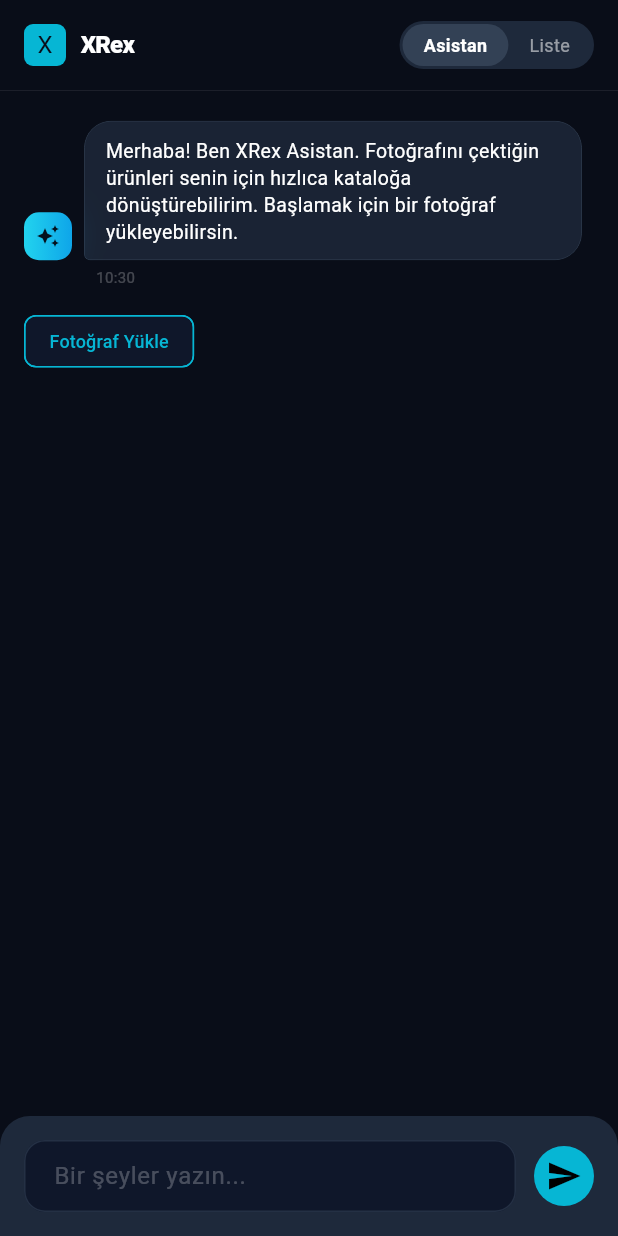
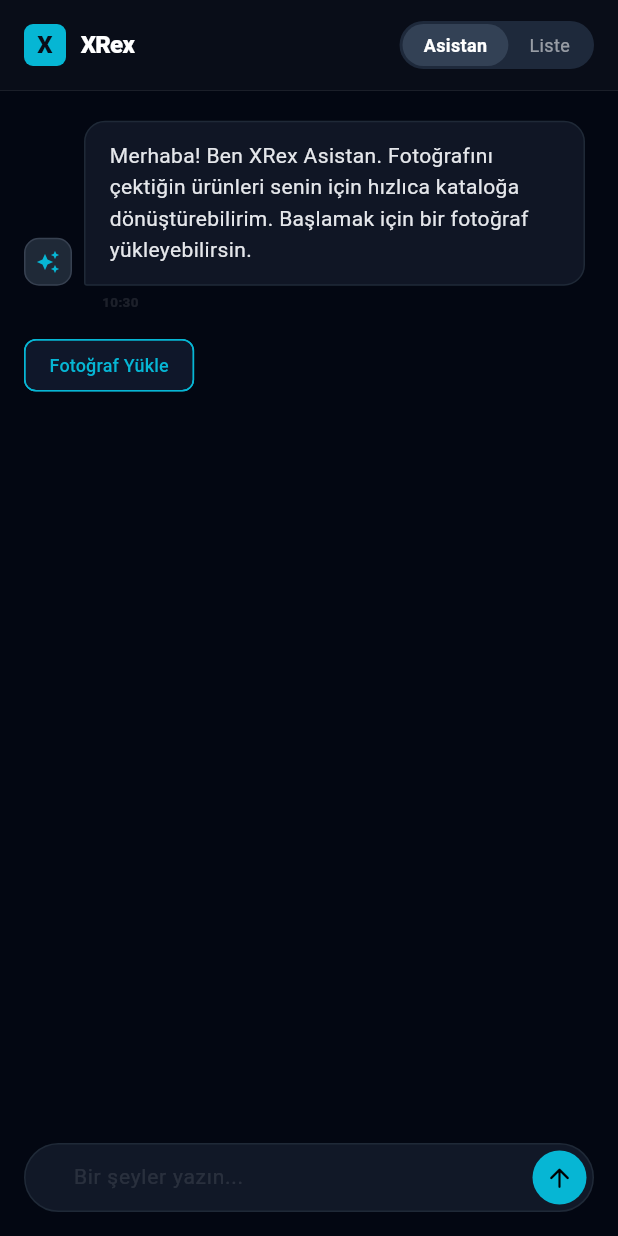
Before and after one commit to xpodiumyours/xrex_catalog, a Flutter app: the screen it shows after launch, on a phone screen of 412 x 824 dp. Run offline on Flutter 3.47's test engine with Material 3 defaults, Android fonts, the phone set to English and light mode, and no system bars; our stand-ins replace file_picker; missing offline and left inert: google_mlkit_object_detection, google_mlkit_text_recognition; Roboto replaces fonts that are missing (Arial).

Commit message:
style: achieve pixel-perfect minimalist design and perform deep build cleanup

```diff
--- a/lib/screens/xrex_home_screen.dart
+++ b/lib/screens/xrex_home_screen.dart
@@ -347,7 +347,7 @@
   @override
   Widget build(BuildContext context) {
     return Scaffold(
-      backgroundColor: const Color(0xFF090D18),
+      backgroundColor: const Color(0xFF030712),
       body: SafeArea(
         child: Column(
           children: [
@@ -361,7 +361,7 @@
                 ],
               ),
             ),
-            if (activeTabIndex == 0) _buildChatInput(),
+            if (activeTabIndex == 0) _buildFloatingChatInput(),
             if (activeTabIndex == 1 && products.isNotEmpty) _buildBottomActionOverlay(),
           ],
         ),
@@ -385,7 +385,7 @@
               color: const Color(0xFF06B6D4),
               borderRadius: BorderRadius.circular(6),
             ),
-            child: const Center(child: Text("X", style: TextStyle(color: Color(0xFF090D18), fontWeight: FontWeight.black, fontSize: 16))),
+            child: const Center(child: Text("X", style: TextStyle(color: Color(0xFF090D18), fontWeight: FontWeight.w900, fontSize: 16))),
           ),
           const SizedBox(width: 10),
           const Text("XRex", style: TextStyle(fontSize: 16, fontWeight: FontWeight.w900, letterSpacing: -0.5, color: Colors.white)),
@@ -573,26 +573,31 @@
     );
   }
 
-  Widget _buildChatInput() {
+  Widget _buildFloatingChatInput() {
     return Container(
-      padding: const EdgeInsets.all(16),
-      decoration: const BoxDecoration(
-        color: Color(0xFF1E293B),
-        borderRadius: BorderRadius.vertical(top: Radius.circular(20)),
+      padding: const EdgeInsets.fromLTRB(16, 8, 16, 16),
+      child: Container(
+        padding: const EdgeInsets.symmetric(horizontal: 4, vertical: 4),
+        decoration: BoxDecoration(
+          color: const Color(0xFF111827),
+          borderRadius: BorderRadius.circular(24),
+          border: Border.all(color: const Color(0xFF1F2937)),
         ),
         child: Row(
           children: [
+            const SizedBox(width: 12),
             Expanded(
               child: TextField(
                 controller: chatController,
-              style: const TextStyle(color: Colors.white),
-              decoration: InputDecoration(
+                style: const TextStyle(color: Colors.white, fontSize: 14),
+                decoration: const InputDecoration(
                   hintText: "Bir şeyler yazın...",
-                hintStyle: const TextStyle(color: Colors.white24),
-                border: OutlineInputBorder(borderRadius: BorderRadius.circular(12), borderSide: BorderSide.none),
-                filled: true,
-                fillColor: const Color(0xFF0F172A),
-                contentPadding: const EdgeInsets.symmetric(horizontal: 16, vertical: 12),
+                  hintStyle: TextStyle(color: Colors.white10),
+                  border: InputBorder.none,
+                  enabledBorder: InputBorder.none,
+                  focusedBorder: InputBorder.none,
+                  fillColor: Colors.transparent,
+                  isDense: true,
                 ),
                 onSubmitted: (val) {
                   if (val.trim().isNotEmpty) {
@@ -602,21 +607,26 @@
                 },
               ),
             ),
-          const SizedBox(width: 12),
-          CircleAvatar(
-            backgroundColor: const Color(0xFF06B6D4),
-            child: IconButton(
-              icon: const Icon(Icons.send, color: Colors.black),
-              onPressed: () {
+            GestureDetector(
+              onTap: () {
                 if (chatController.text.trim().isNotEmpty) {
                   _addUserMessage(chatController.text);
                   chatController.clear();
                 }
               },
+              child: Container(
+                width: 36,
+                height: 36,
+                decoration: const BoxDecoration(
+                  color: Color(0xFF06B6D4),
+                  shape: BoxShape.circle,
+                ),
+                child: const Icon(Icons.arrow_upward_rounded, color: Colors.black, size: 20),
               ),
             ),
           ],
         ),
+      ),
     );
   }
 }
--- a/lib/widgets/xrex_chat_bubble.dart
+++ b/lib/widgets/xrex_chat_bubble.dart
@@ -24,52 +24,53 @@
               if (isBot) _buildAvatar(),
               const SizedBox(width: 8),
               Flexible(
-                child: ClipRRect(
-                  borderRadius: _getBorderRadius(isBot),
-                  child: BackdropFilter(
-                    filter: ImageFilter.blur(sigmaX: 10, sigmaY: 10),
                 child: Container(
-                      padding: const EdgeInsets.symmetric(horizontal: 14, vertical: 10),
+                  padding: EdgeInsets.symmetric(
+                    horizontal: isProduct ? 12 : 16,
+                    vertical: isProduct ? 10 : 12
+                  ),
                   decoration: BoxDecoration(
                     color: isBot
-                            ? const Color(0xFF1E293B).withValues(alpha: 0.8)
-                            : const Color(0xFF06B6D4).withValues(alpha: 0.9),
+                        ? const Color(0xFF111827).withValues(alpha: 0.9)
+                        : const Color(0xFF06B6D4),
                     borderRadius: _getBorderRadius(isBot),
-                        border: Border.all(
-                          color: isBot
-                              ? const Color(0xFF334155)
-                              : Colors.white12,
-                          width: 0.5,
+                    border: isBot
+                        ? Border.all(color: const Color(0xFF1F2937), width: 1)
+                        : null,
+                    boxShadow: [
+                      if (!isBot) BoxShadow(
+                        color: const Color(0xFF06B6D4).withValues(alpha: 0.3),
+                        blurRadius: 8,
+                        offset: const Offset(0, 2),
+                      )
+                    ]
                   ),
-                      ),
-                      child: message.type == XRexMessageType.productCard && message.associatedProduct != null
+                  child: isProduct
                       ? _buildProductPreview(message.associatedProduct!)
                       : Text(
                           message.text,
                           style: TextStyle(
-                                color: isBot ? Colors.white : Colors.black,
-                                fontSize: 13,
-                                height: 1.4,
-                                fontWeight: isBot ? FontWeight.w400 : FontWeight.w600,
+                            color: isBot ? const Color(0xFFE5E7EB) : Colors.black,
+                            fontSize: 14,
+                            height: 1.5,
+                            fontWeight: isBot ? FontWeight.w400 : FontWeight.w700,
                           ),
                         ),
                 ),
               ),
-                ),
-              ),
-              const SizedBox(width: 8),
+              const SizedBox(width: 6),
               if (!isBot) _buildUserAvatar(),
             ],
           ),
           Padding(
             padding: EdgeInsets.only(
               top: 4,
-              left: isBot ? 48 : 0,
+              left: isBot ? 52 : 0,
               right: isBot ? 0 : 48
             ),
             child: Text(
               _formatTime(message.timestamp),
-              style: const TextStyle(color: Colors.white24, fontSize: 10),
+              style: const TextStyle(color: Colors.white10, fontSize: 9, fontWeight: FontWeight.bold),
             ),
           ),
         ],
@@ -78,37 +79,51 @@
   }
 
   Widget _buildProductPreview(XRexDraftProduct product) {
-    return Container(
-      width: double.infinity,
+    return IntrinsicWidth(
       child: Column(
         crossAxisAlignment: CrossAxisAlignment.start,
         mainAxisSize: MainAxisSize.min,
         children: [
           Row(
+            mainAxisSize: MainAxisSize.min,
             children: [
-              Icon(_getCategoryIcon(product.category), size: 14, color: const Color(0xFF06B6D4)),
-              const SizedBox(width: 8),
-              Expanded(
+              Container(
+                padding: const EdgeInsets.all(4),
+                decoration: BoxDecoration(
+                  color: const Color(0xFF06B6D4).withValues(alpha: 0.1),
+                  borderRadius: BorderRadius.circular(6),
+                ),
+                child: Icon(_getCategoryIcon(product.category), size: 12, color: const Color(0xFF06B6D4)),
+              ),
+              const SizedBox(width: 10),
+              Flexible(
                 child: Text(
                   product.name,
-                  style: const TextStyle(color: Colors.white, fontWeight: FontWeight.bold, fontSize: 13),
+                  style: const TextStyle(color: Colors.white, fontWeight: FontWeight.w600, fontSize: 13),
                   maxLines: 1,
                   overflow: TextOverflow.ellipsis,
                 ),
               ),
+              const SizedBox(width: 16),
+              Text(
+                product.price.isNotEmpty ? "${product.price} TL" : "Fiyat Yok",
+                style: const TextStyle(color: Color(0xFF22C55E), fontWeight: FontWeight.w900, fontSize: 13),
+              ),
             ],
           ),
-          const SizedBox(height: 4),
+          const SizedBox(height: 6),
           Row(
-            mainAxisAlignment: MainAxisAlignment.spaceBetween,
+            mainAxisSize: MainAxisSize.min,
             children: [
+               const SizedBox(width: 26),
                Text(
-                "${product.category} • ${product.quantity} Adet",
-                style: const TextStyle(color: Colors.white38, fontSize: 11),
+                product.category,
+                style: const TextStyle(color: Colors.white24, fontSize: 10, fontWeight: FontWeight.bold),
               ),
-              Text(
-                product.price.isNotEmpty ? "${product.price} TL" : "Fiyat Yok",
-                style: const TextStyle(color: Color(0xFF22C55E), fontWeight: FontWeight.w900, fontSize: 14),
+              const Spacer(),
+              const Text(
+                "Düzenle",
+                style: TextStyle(color: Color(0xFF06B6D4), fontSize: 10, fontWeight: FontWeight.bold, decoration: TextDecoration.underline),
               ),
             ],
           ),
@@ -119,13 +134,13 @@
 
   IconData _getCategoryIcon(String category) {
     switch (category) {
-      case 'Gözlük': return Icons.remove_red_eye_outlined;
-      case 'Giyim': return Icons.checkroom_outlined;
-      case 'Aktar ürünleri': return Icons.eco_outlined;
-      case 'Hırdavat': return Icons.build_outlined;
-      case 'Kozmetik': return Icons.face_outlined;
-      case 'Kırtasiye': return Icons.edit_note_outlined;
-      default: return Icons.inventory_2_outlined;
+      case 'Gözlük': return Icons.remove_red_eye_rounded;
+      case 'Giyim': return Icons.checkroom_rounded;
+      case 'Aktar ürünleri': return Icons.eco_rounded;
+      case 'Hırdavat': return Icons.build_rounded;
+      case 'Kozmetik': return Icons.face_rounded;
+      case 'Kırtasiye': return Icons.edit_note_rounded;
+      default: return Icons.inventory_2_rounded;
     }
   }
 
@@ -134,32 +149,33 @@
       width: 32,
       height: 32,
       decoration: BoxDecoration(
-        gradient: const LinearGradient(colors: [Color(0xFF22D3EE), Color(0xFF0EA5E9)]),
+        color: const Color(0xFF1F2937),
         borderRadius: BorderRadius.circular(10),
+        border: Border.all(color: const Color(0xFF374151)),
       ),
-      child: const Icon(Icons.auto_awesome, size: 16, color: Color(0xFF04111D)),
+      child: const Icon(Icons.auto_awesome, size: 16, color: Color(0xFF06B6D4)),
     );
   }
 
   Widget _buildUserAvatar() {
     return Container(
-      width: 32,
-      height: 32,
+      width: 28,
+      height: 28,
       decoration: BoxDecoration(
         color: const Color(0xFF1F2A3D),
-        borderRadius: BorderRadius.circular(10),
+        shape: BoxShape.circle,
         border: Border.all(color: Colors.white10),
       ),
-      child: const Icon(Icons.person_outline, size: 18, color: Colors.white70),
+      child: const Icon(Icons.person_rounded, size: 14, color: Colors.white24),
     );
   }
 
   BorderRadius _getBorderRadius(bool isBot) {
     return BorderRadius.only(
-      topLeft: const Radius.circular(18),
-      topRight: const Radius.circular(18),
-      bottomLeft: Radius.circular(isBot ? 4 : 18),
-      bottomRight: Radius.circular(isBot ? 18 : 4),
+      topLeft: const Radius.circular(14),
+      topRight: const Radius.circular(14),
+      bottomLeft: Radius.circular(isBot ? 2 : 14),
+      bottomRight: Radius.circular(isBot ? 14 : 2),
     );
   }
 
```
Also changed, not shown: 1 other file. Lines whose indentation alone changed are shown as unchanged.
